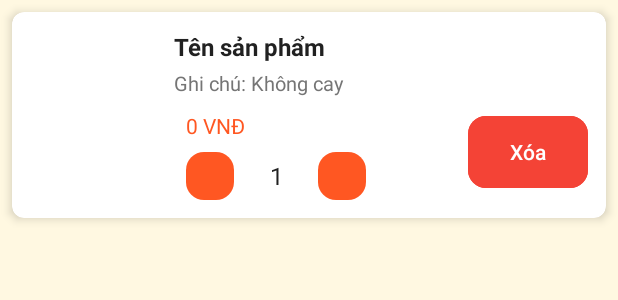
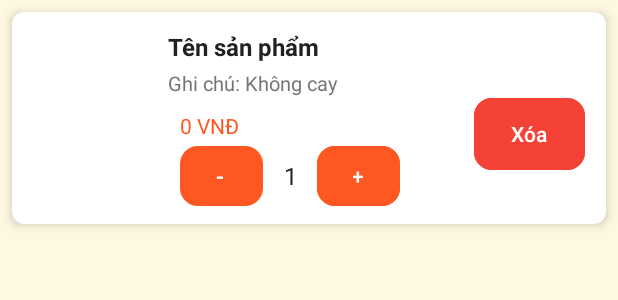
Before and after one commit to Thanh-Vui-Minx/Andoird, an Android app: the layout item_cart.xml on its own in the app's theme, with its tools: preview values and no code run, on a phone screen of 412 x 824 dp. Shown: the top 300 px of the screen. Run offline under Robolectric (Android 15) with nearby library versions, the phone set to English and light mode, and no system bars.

Commit message:
item fix

```diff
--- a/app/src/main/res/layout/activity_profile.xml
+++ b/app/src/main/res/layout/activity_profile.xml
@@ -28,14 +28,14 @@
                 <!-- Avatar tròn với viền -->
                 <com.google.android.material.imageview.ShapeableImageView
                     android:id="@+id/ivAvatar"
-                    android:layout_width="88dp"
-                    android:layout_height="88dp"
+                    android:layout_width="94dp"
+                    android:layout_height="85dp"
+                    android:contentDescription="Ảnh đại diện"
+                    android:scaleType="fitXY"
                     android:src="@android:drawable/ic_menu_myplaces"
-                    android:contentDescription="Ảnh đại diện"
-                    android:scaleType="centerCrop"
                     app:shapeAppearanceOverlay="@style/ShapeAppearanceOverlay.Circle"
                     app:strokeColor="?attr/colorPrimary"
-                    app:strokeWidth="3dp" />
+                    app:strokeWidth="5dp" />
 
                 <LinearLayout
                     android:layout_width="0dp"
--- a/app/src/main/res/layout/item_cart.xml
+++ b/app/src/main/res/layout/item_cart.xml
@@ -15,8 +15,8 @@
 
         <ImageView
             android:id="@+id/ivImage"
-            android:layout_width="80dp"
-            android:layout_height="80dp"
+            android:layout_width="76dp"
+            android:layout_height="79dp"
             android:scaleType="centerCrop"
             app:layout_constraintStart_toStartOf="parent"
             app:layout_constraintTop_toTopOf="parent" />
@@ -59,46 +59,55 @@
 
         <Button
             android:id="@+id/btnMinus"
-            android:layout_width="32dp"
-            android:layout_height="32dp"
-            android:layout_marginTop="8dp"
+            style="@style/AppButton"
+            android:layout_width="55dp"
+            android:layout_height="40dp"
+            android:layout_marginTop="4dp"
             android:text="-"
+            android:textAlignment="viewStart"
+            android:textColor="@color/white"
             android:textSize="16sp"
-            style="@style/AppButton"
             app:layout_constraintStart_toStartOf="@id/tvPrice"
             app:layout_constraintTop_toBottomOf="@id/tvPrice" />
 
         <TextView
             android:id="@+id/tvQuantity"
-            android:layout_width="40dp"
-            android:layout_height="32dp"
+            android:layout_width="20dp"
+            android:layout_height="40dp"
             android:layout_marginStart="8dp"
+            android:backgroundTint="@color/danger"
             android:gravity="center"
             android:text="1"
+            android:textColor="@color/textPrimary"
             android:textSize="16sp"
-            android:textColor="@color/textPrimary"
             app:layout_constraintStart_toEndOf="@id/btnMinus"
             app:layout_constraintTop_toTopOf="@id/btnMinus" />
 
         <Button
             android:id="@+id/btnPlus"
-            android:layout_width="32dp"
-            android:layout_height="32dp"
+            style="@style/AppButton"
+            android:layout_width="55dp"
+            android:layout_height="40dp"
             android:layout_marginStart="8dp"
+            android:layout_marginEnd="52dp"
+            android:backgroundTint="@color/primary"
             android:text="+"
-            android:textSize="16sp"
-            style="@style/AppButton"
+            android:textColor="@color/white"
+            android:textSize="14sp"
+            app:layout_constraintEnd_toStartOf="@+id/btnRemove"
+            app:layout_constraintHorizontal_bias="0.041"
             app:layout_constraintStart_toEndOf="@id/tvQuantity"
             app:layout_constraintTop_toTopOf="@id/tvQuantity" />
 
         <Button
             android:id="@+id/btnRemove"
-            android:layout_width="80dp"
+            style="@style/AppButton"
+            android:layout_width="74dp"
             android:layout_height="48dp"
-            android:layout_marginBottom="8dp"
+            android:layout_marginEnd="2dp"
+            android:layout_marginBottom="24dp"
+            android:backgroundTint="@color/danger"
             android:text="Xóa"
-            style="@style/AppButton"
-            android:backgroundTint="@color/danger"
             app:layout_constraintBottom_toBottomOf="parent"
             app:layout_constraintEnd_toEndOf="parent" />
 
```
